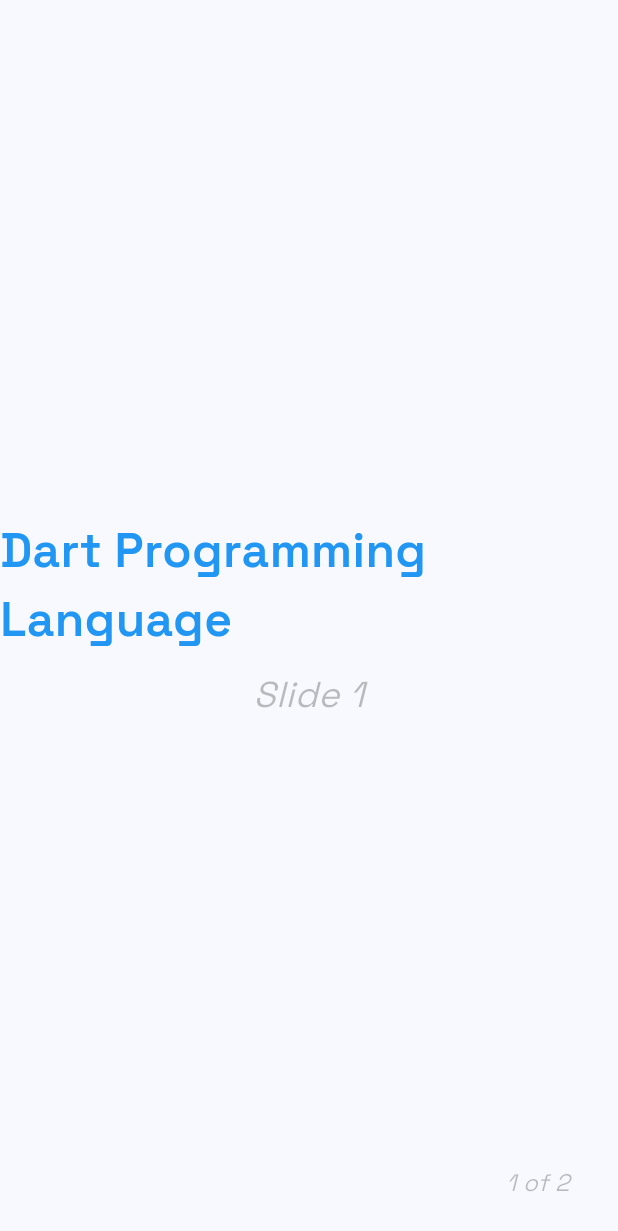
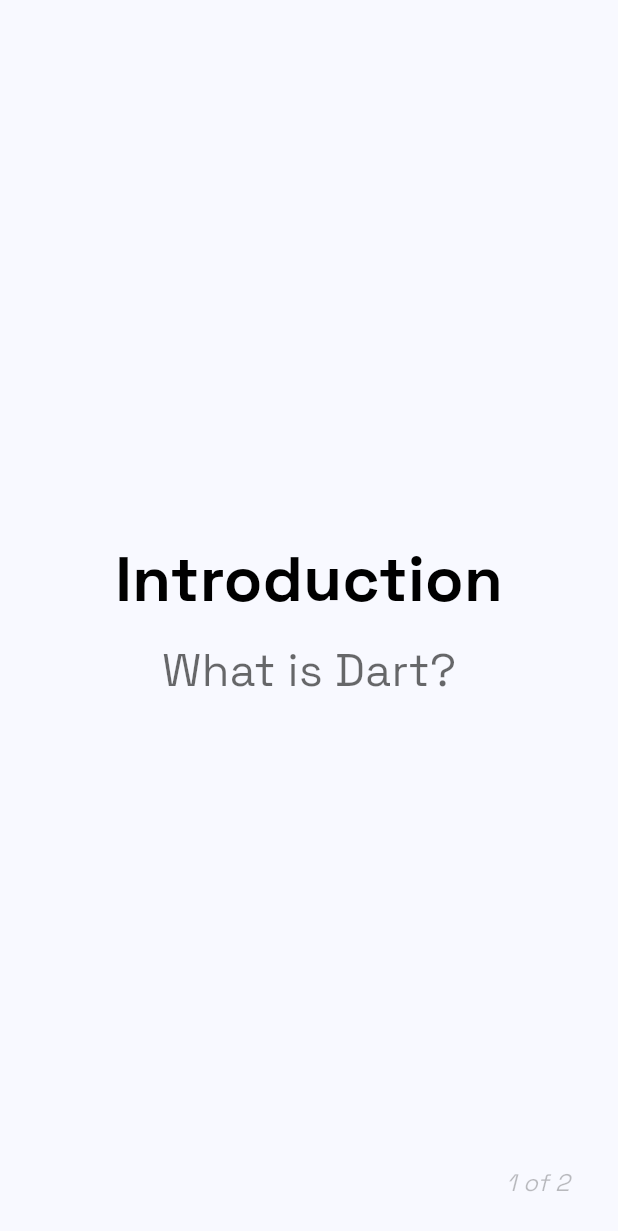
Before and after one commit to RyanX5/DartPresentation, a Flutter app: the screen it shows after launch, on a phone screen of 412 x 824 dp. Shown: the top 1231 px of the screen. Run offline on Flutter 3.47's test engine with Material 3 defaults, Android fonts, the phone set to English and light mode, and no system bars; our stand-ins replace google_fonts.

Commit message:
Added some shi

```diff
--- /dev/null
+++ b/lib/screens/default_slide.dart
@@ -0,0 +1,135 @@
+import 'package:dart_presentation/utils/theme.dart';
+import 'package:flutter/material.dart';
+import 'package:flutter/services.dart';
+
+class DefaultSlide extends StatefulWidget {
+  final List<Widget> childrenSlides;
+  final String title;
+  final String subtitle;
+
+  const DefaultSlide({
+    super.key,
+    required this.childrenSlides,
+    required this.title,
+    required this.subtitle,
+  });
+
+  @override
+  State<DefaultSlide> createState() => _DefaultSlideState();
+}
+
+class _DefaultSlideState extends State<DefaultSlide> {
+  int _currentIndex = 0;
+  bool get _movedToCorner =>
+      _currentIndex != 0 && _currentIndex != widget.childrenSlides.length - 1;
+
+  late FocusNode _focusNode;
+
+  @override
+  void initState() {
+    super.initState();
+    _focusNode = FocusNode();
+
+    widget.childrenSlides.insert(0, const SizedBox.shrink());
+    widget.childrenSlides.add(const SizedBox.shrink());
+  }
+
+  @override
+  void dispose() {
+    _focusNode.dispose();
+    super.dispose();
+  }
+
+  void _next() {
+    if (_currentIndex < widget.childrenSlides.length - 1) {
+      setState(() {
+        _currentIndex++;
+      });
+    }
+  }
+
+  void _prev() {
+    setState(() {
+      _currentIndex = (_currentIndex - 1).clamp(
+        0,
+        widget.childrenSlides.length - 1,
+      );
+    });
+  }
+
+  @override
+  Widget build(BuildContext context) {
+    return KeyboardListener(
+      focusNode: _focusNode..requestFocus(),
+      onKeyEvent: (event) {
+        if (event is KeyDownEvent) {
+          if (event.logicalKey == LogicalKeyboardKey.keyD) {
+            _next();
+          } else if (event.logicalKey == LogicalKeyboardKey.keyA) {
+            _prev();
+          }
+        }
+      },
+      child: Material(
+        child: Stack(
+          children: [
+            AnimatedAlign(
+              duration: const Duration(milliseconds: 500),
+              curve: Curves.easeInOut,
+              alignment: _movedToCorner ? Alignment.topLeft : Alignment.center,
+              child: Padding(
+                padding: const EdgeInsets.all(24.0),
+                child: AnimatedScale(
+                  scale: _movedToCorner ? 0.7 : 1.0,
+                  duration: const Duration(milliseconds: 500),
+                  child: AnimatedOpacity(
+                    opacity: _movedToCorner ? 0.85 : 1.0,
+                    duration: const Duration(milliseconds: 500),
+                    child: Column(
+                      mainAxisSize: MainAxisSize.min,
+                      crossAxisAlignment: _movedToCorner
+                          ? CrossAxisAlignment.start
+                          : CrossAxisAlignment.center,
+                      children: [
+                        Text(widget.title, style: TextStyles().title()),
+                        const SizedBox(height: 10),
+                        Text(widget.subtitle, style: TextStyles().subtitle()),
+                      ],
+                    ),
+                  ),
+                ),
+              ),
+            ),
+
+            _AnimatedSlideItem(
+              key: ValueKey(_currentIndex),
+              child: widget.childrenSlides[_currentIndex],
+            ),
+          ],
+        ),
+      ),
+    );
+  }
+}
+
+class _AnimatedSlideItem extends StatelessWidget {
+  final Widget child;
+
+  const _AnimatedSlideItem({super.key, required this.child});
+
+  @override
+  Widget build(BuildContext context) {
+    return TweenAnimationBuilder(
+      duration: const Duration(milliseconds: 400),
+      curve: Curves.easeOut,
+      tween: Tween<double>(begin: 30, end: 0),
+      builder: (context, value, child) {
+        return Opacity(
+          opacity: (1 - (value / 30)).clamp(0.0, 1.0),
+          child: child,
+        );
+      },
+      child: child,
+    );
+  }
+}
--- a/lib/screens/rohan/slide1.dart
+++ b/lib/screens/rohan/slide1.dart
@@ -1,3 +1,7 @@
+import 'package:dart_presentation/screens/default_slide.dart';
+import 'package:dart_presentation/utils/theme.dart';
+import 'package:dart_presentation/widgets/custom_button.dart';
+import 'package:dart_presentation/widgets/wrapper.dart';
 import 'package:flutter/material.dart';
 
 class Slide1 extends StatelessWidget {
@@ -6,29 +10,102 @@
   // we prolly dont need scaffold here (dont need appbar and shi)
   @override
   Widget build(BuildContext context) {
-    return Material(
-      child: Column(
+    return DefaultSlide(
+      title: "Introduction",
+      subtitle: "What is Dart?",
+      childrenSlides: [_Intro(), _History()],
+    );
+  }
+}
+
+Widget _Intro() {
+  return Wrapper(
+    child: Row(
+      children: [
+        Column(
           mainAxisAlignment: MainAxisAlignment.center,
           children: [
+            Column(
+              mainAxisAlignment: MainAxisAlignment.start,
+              crossAxisAlignment: CrossAxisAlignment.start,
+              children: [
                 Text(
-            "Dart Programming Language",
-            style: TextStyle(
-              color: Colors.blue,
-              fontSize: 32,
-              fontWeight: FontWeight.w600,
-            ),
+                  "Dart was founded in 2011 by Google.",
+                  style: TextStyles().title(),
                 ),
                 const SizedBox(height: 10),
+                CustomButton(
+                  label: "Start",
+                  icon: Icon(Icons.play_arrow, color: Colors.white),
+                ),
+              ],
+            ),
+          ],
+        ),
+        const Spacer(),
+        Column(
+          mainAxisAlignment: MainAxisAlignment.center,
+          children: [
+            Column(
+              mainAxisAlignment: MainAxisAlignment.start,
+              crossAxisAlignment: CrossAxisAlignment.end,
+              children: [
                 Text(
-            "Slide 1",
-            style: TextStyle(
-              color: Colors.black26,
-              fontSize: 24,
-              fontStyle: FontStyle.italic,
+                  "Dart was founded in 2011 by Google.",
+                  style: TextStyles().title(),
                 ),
+                const SizedBox(height: 10),
+                Text("It was a big flop.", style: TextStyles().subtitle()),
+              ],
+            ),
+          ],
         ),
       ],
     ),
   );
 }
+
+Widget _History() {
+  return Wrapper(
+    child: Row(
+      children: [
+        Column(
+          mainAxisAlignment: MainAxisAlignment.center,
+          children: [
+            Column(
+              mainAxisAlignment: MainAxisAlignment.start,
+              crossAxisAlignment: CrossAxisAlignment.start,
+              children: [
+                Text("Made in 2011.", style: TextStyles().title()),
+                const SizedBox(height: 10),
+              ],
+            ),
+          ],
+        ),
+        const Spacer(),
+        Column(
+          mainAxisAlignment: MainAxisAlignment.center,
+          children: [
+            Column(
+              mainAxisAlignment: MainAxisAlignment.start,
+              crossAxisAlignment: CrossAxisAlignment.end,
+              children: [
+                Row(
+                  children: [
+                    Text(
+                      "Dart ",
+                      style: TextStyles(color: AppColors.dartColor).title(),
+                    ),
+                    Text("was founded in 2011.", style: TextStyles().title()),
+                  ],
+                ),
+                const SizedBox(height: 10),
+                Text("It was a big flop.", style: TextStyles().subtitle()),
+              ],
+            ),
+          ],
+        ),
+      ],
+    ),
+  );
 }
--- /dev/null
+++ b/lib/utils/theme.dart
@@ -0,0 +1,18 @@
+import 'package:flutter/material.dart';
+
+class TextStyles {
+  final Color color;
+  TextStyles({this.color = Colors.black});
+
+  TextStyle title() {
+    return TextStyle(color: color, fontSize: 42, fontWeight: FontWeight.bold);
+  }
+
+  TextStyle subtitle() {
+    return TextStyle(color: color.withAlpha(150), fontSize: 30);
+  }
+}
+
+class AppColors {
+  static const dartColor = Colors.blue;
+}
```
Also changed, not shown: lib/widgets/custom_button.dart (added, +20 -0 lines), lib/widgets/wrapper.dart (added, +19 -0 lines). Lines whose indentation alone changed are shown as unchanged.
